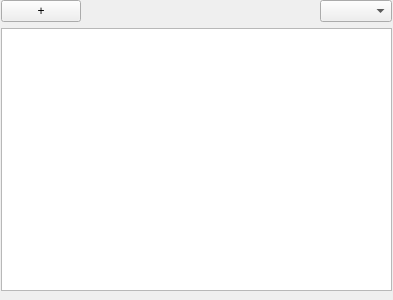
First picture: the form in src/pySUMOQt/Designer/GraphWidget.ui, repository pySUMO/pysumo, before the edit.
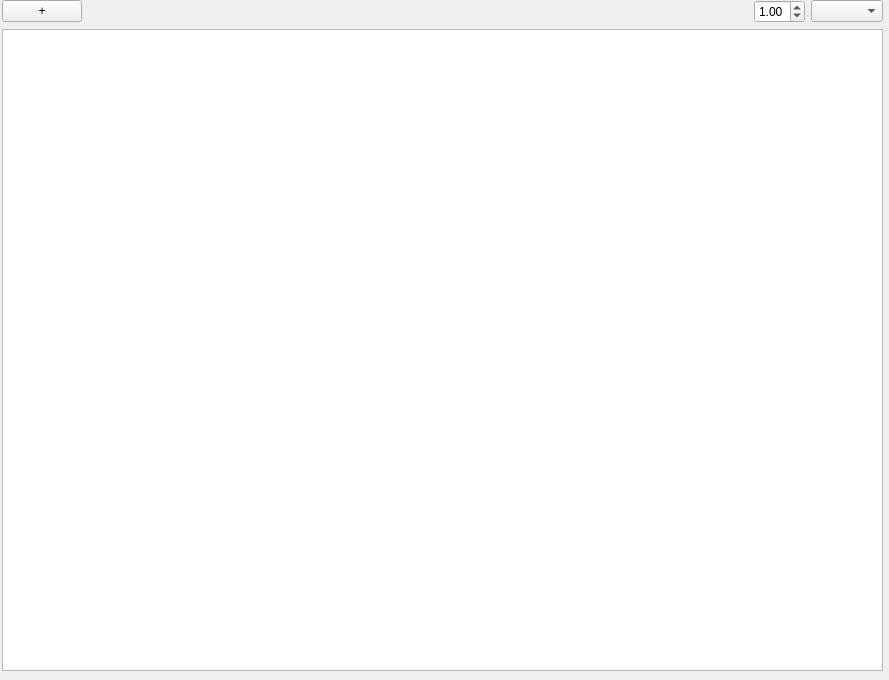
Second picture: the form after the edit.

Commit message: Adding edges and scale factor

The edit to the form file:
```diff
--- a/src/pySUMOQt/Designer/GraphWidget.ui
+++ b/src/pySUMOQt/Designer/GraphWidget.ui
@@ -6,8 +6,8 @@
    <rect>
     <x>0</x>
     <y>0</y>
-    <width>393</width>
-    <height>300</height>
+    <width>889</width>
+    <height>680</height>
    </rect>
   </property>
   <property name="windowTitle">
@@ -16,10 +16,10 @@
   <widget class="QWidget" name="">
    <property name="geometry">
     <rect>
-     <x>1</x>
+     <x>2</x>
      <y>0</y>
-     <width>391</width>
-     <height>291</height>
+     <width>881</width>
+     <height>671</height>
     </rect>
    </property>
    <layout class="QGridLayout" name="gridLayout">
@@ -44,9 +44,22 @@
      </spacer>
     </item>
     <item row="0" column="2">
+     <widget class="QDoubleSpinBox" name="doubleSpinBox">
+      <property name="maximum">
+       <double>5.000000000000000</double>
+      </property>
+      <property name="singleStep">
+       <double>0.100000000000000</double>
+      </property>
+      <property name="value">
+       <double>1.000000000000000</double>
+      </property>
+     </widget>
+    </item>
+    <item row="0" column="3">
      <widget class="QComboBox" name="comboBox"/>
     </item>
-    <item row="1" column="0" colspan="3">
+    <item row="1" column="0" colspan="4">
      <widget class="QGraphicsView" name="graphicsView"/>
     </item>
    </layout>
```
The commit also changes 2 other files.
